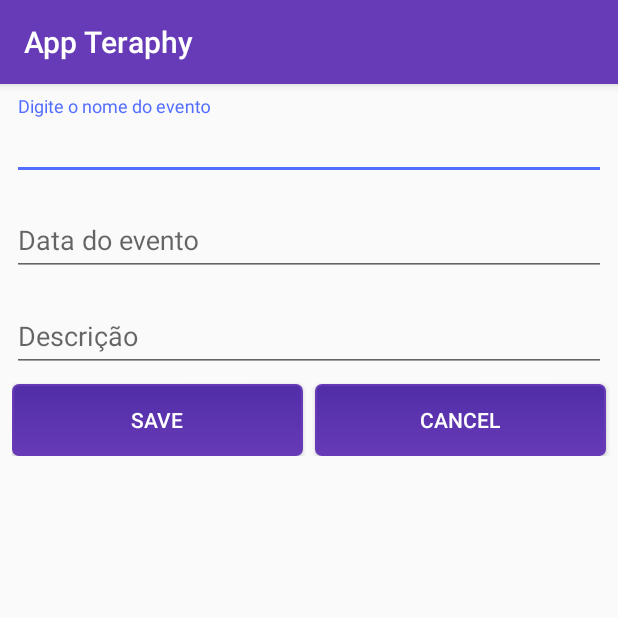
After one commit to crcarvalho/AppTeraphy, an Android app: the CadastroEventoActivity screen opened directly, with no data from a screen before it, on a phone screen of 412 x 824 dp, the top half of it. The commit adds this screen. Run offline under Robolectric (Android 15) with nearby library versions, the phone set to English and light mode, and no system bars; our stand-ins replace Firebase (no records; nobody signed in at launch, a user with empty details on screens opened directly).

```diff
--- a/app/src/main/AndroidManifest.xml
+++ b/app/src/main/AndroidManifest.xml
@@ -45,6 +45,10 @@
         </activity>
         <activity android:name=".SobreActivity">
         </activity>
+        <activity android:name=".CadastroEventoActivity">
+        </activity>
+        <activity android:name=".PerfilActivity">
+        </activity>
     </application>
 
 </manifest>
--- a/app/src/main/java/com/example/carloscarvalho/appteraphy/CadastroActivity.kt
+++ b/app/src/main/java/com/example/carloscarvalho/appteraphy/CadastroActivity.kt
@@ -8,7 +8,6 @@ import com.example.carloscarvalho.appteraphy.dao.BancoDeDados
 import com.example.carloscarvalho.appteraphy.extensions.value
 import com.example.carloscarvalho.appteraphy.model.Usuario
 import kotlinx.android.synthetic.main.activity_cadastro.*
-import kotlinx.android.synthetic.main.activity_login.*
 import android.os.AsyncTask
 import android.widget.Toast
 import com.google.firebase.auth.FirebaseAuth
--- a/app/src/main/java/com/example/carloscarvalho/appteraphy/adapter/MyPagerAdapter.kt
+++ b/app/src/main/java/com/example/carloscarvalho/appteraphy/adapter/MyPagerAdapter.kt
@@ -14,7 +14,10 @@ class MyPagerAdapter(fm: FragmentManager) : FragmentPagerAdapter(fm)
             0 -> {
                 ConsultasFragment()
             }
-            1 -> PsicologosFragment()
+            1 -> {
+                PsicologosFragment()
+
+            }
             else -> {
                 return EventosFragment()
             }
--- a/app/src/main/java/com/example/carloscarvalho/appteraphy/model/Usuario.kt
+++ b/app/src/main/java/com/example/carloscarvalho/appteraphy/model/Usuario.kt
@@ -40,4 +40,6 @@ class Usuario{
         this.dtNascimento = dtNascimento
         this.tipo = tipo
     }
+
+    constructor()
 }
--- /dev/null
+++ b/app/src/main/res/layout/activity_cadastro_evento.xml
@@ -0,0 +1,103 @@
+<?xml version="1.0" encoding="utf-8"?>
+<android.support.constraint.ConstraintLayout
+        xmlns:android="http://schemas.android.com/apk/res/android"
+        xmlns:tools="http://schemas.android.com/tools"
+        xmlns:app="http://schemas.android.com/apk/res-auto"
+        android:layout_width="match_parent"
+        android:layout_height="match_parent"
+        tools:context=".CadastroEventoActivity">
+
+    <android.support.design.widget.TextInputLayout
+            android:layout_width="match_parent"
+            android:layout_height="wrap_content"
+            android:layout_marginTop="8dp"
+            app:layout_constraintTop_toTopOf="parent"
+            app:layout_constraintStart_toStartOf="parent"
+            app:layout_constraintEnd_toEndOf="parent"
+            android:layout_marginLeft="8dp"
+            android:layout_marginStart="8dp"
+            android:layout_marginEnd="8dp"
+            android:layout_marginRight="8dp"
+            android:id="@+id/textInputLayout">
+        <EditText android:id="@+id/inputNomeEvento"
+                  android:layout_width="match_parent"
+                  android:layout_height="wrap_content"
+                  android:inputType="text"
+                  android:hint="Digite o nome do evento"/>
+
+    </android.support.design.widget.TextInputLayout>
+
+    <android.support.design.widget.TextInputLayout
+            android:layout_width="match_parent"
+            android:layout_height="wrap_content"
+            android:layout_marginTop="8dp"
+            app:layout_constraintTop_toBottomOf="@+id/textInputLayout"
+            app:layout_constraintStart_toStartOf="@+id/textInputLayout"
+            app:layout_constraintEnd_toEndOf="@+id/textInputLayout"
+            app:layout_constraintHorizontal_bias="1.0"
+            android:layout_marginLeft="8dp"
+            android:layout_marginStart="8dp"
+            android:layout_marginEnd="8dp"
+            android:layout_marginRight="8dp"
+            android:id="@+id/textInputLayout2">
+        <EditText android:id="@+id/inputDateEvento"
+                  android:layout_width="match_parent"
+                  android:layout_height="wrap_content"
+                  android:inputType="datetime"
+                  android:hint="Data do evento"/>
+    </android.support.design.widget.TextInputLayout>
+
+    <android.support.design.widget.TextInputLayout
+            android:layout_width="match_parent"
+            android:layout_height="wrap_content"
+            android:layout_marginTop="8dp"
+            app:layout_constraintTop_toBottomOf="@+id/textInputLayout2"
+            app:layout_constraintStart_toStartOf="@+id/textInputLayout2"
+            app:layout_constraintEnd_toEndOf="@+id/textInputLayout2"
+            app:layout_constraintHorizontal_bias="1.0"
+            android:layout_marginLeft="8dp"
+            android:layout_marginStart="8dp"
+            android:layout_marginEnd="8dp"
+            android:layout_marginRight="8dp"
+            android:id="@+id/textInputLayout3">
+        <EditText android:id="@+id/inputDescricao"
+                  android:layout_width="match_parent"
+                  android:layout_height="wrap_content"
+                  android:inputType="text"
+                  android:hint="Descrição"/>
+    </android.support.design.widget.TextInputLayout>
+
+    <LinearLayout android:layout_width="match_parent"
+                  android:layout_height="wrap_content"
+                  android:orientation="horizontal"
+                  app:layout_constraintTop_toBottomOf="@+id/textInputLayout3"
+                  app:layout_constraintStart_toStartOf="parent"
+                  android:layout_marginLeft="8dp"
+                  android:layout_marginStart="8dp">
+
+        <Button android:layout_weight="1"
+                android:text="@string/button_save"
+                style="@style/button_background"
+                android:layout_width="match_parent"
+                android:layout_height="wrap_content"
+                android:id="@+id/btSalvarEvento"
+                app:layout_constraintStart_toStartOf="@+id/textInputLayout3"
+                app:layout_constraintTop_toBottomOf="@+id/textInputLayout3"
+                app:layout_constraintEnd_toEndOf="@+id/textInputLayout3"
+                android:layout_marginTop="8dp"
+                android:layout_marginEnd="8dp"
+                android:layout_marginRight="8dp"/>
+        <Button android:layout_weight="1"
+                android:text="@string/button_cancel"
+                style="@style/button_background"
+                android:layout_width="match_parent"
+                android:layout_height="wrap_content"
+                android:id="@+id/btCancelarCadEvento"
+                app:layout_constraintStart_toStartOf="@+id/textInputLayout3"
+                app:layout_constraintTop_toBottomOf="@+id/textInputLayout3"
+                app:layout_constraintEnd_toEndOf="@+id/textInputLayout3"
+                android:layout_marginTop="8dp"
+                android:layout_marginEnd="8dp"
+                android:layout_marginRight="8dp"/>
+    </LinearLayout>
+</android.support.constraint.ConstraintLayout>
```
Also changed, not shown: app/src/main/java/com/example/carloscarvalho/appteraphy/CadastroEventoActivity.kt (added, +89 -0 lines), app/src/main/java/com/example/carloscarvalho/appteraphy/HomeApplication.kt (+27 -11 lines), app/src/main/java/com/example/carloscarvalho/appteraphy/LoginActivity.kt (+17 -1 lines), app/src/main/java/com/example/carloscarvalho/appteraphy/PerfilActivity.kt (added, +36 -0 lines), app/src/main/java/com/example/carloscarvalho/appteraphy/adapter/ListaAdapterPsicologos.kt (+5 -5 lines), app/src/main/java/com/example/carloscarvalho/appteraphy/extensions/TextViewExt.kt (added, +9 -0 lines), app/src/main/java/com/example/carloscarvalho/appteraphy/fragments/EventosFragment.kt (+41 -7 lines), app/src/main/java/com/example/carloscarvalho/appteraphy/fragments/PsicologosFragment.kt (+32 -22 lines), app/src/main/java/com/example/carloscarvalho/appteraphy/model/Evento.kt (+9 -4 lines), app/src/main/java/com/example/carloscarvalho/appteraphy/model/Psicologo.kt (+20 -0 lines), app/src/main/res/layout/activity_perfil.xml (added, +181 -0 lines), app/src/main/res/layout/eventos_fragment.xml (+17 -2 lines), app/src/main/res/layout/psicologos_fragment.xml (+15 -8 lines), app/src/main/res/menu/menu_main.xml (+13 -2 lines), 1 more files.
